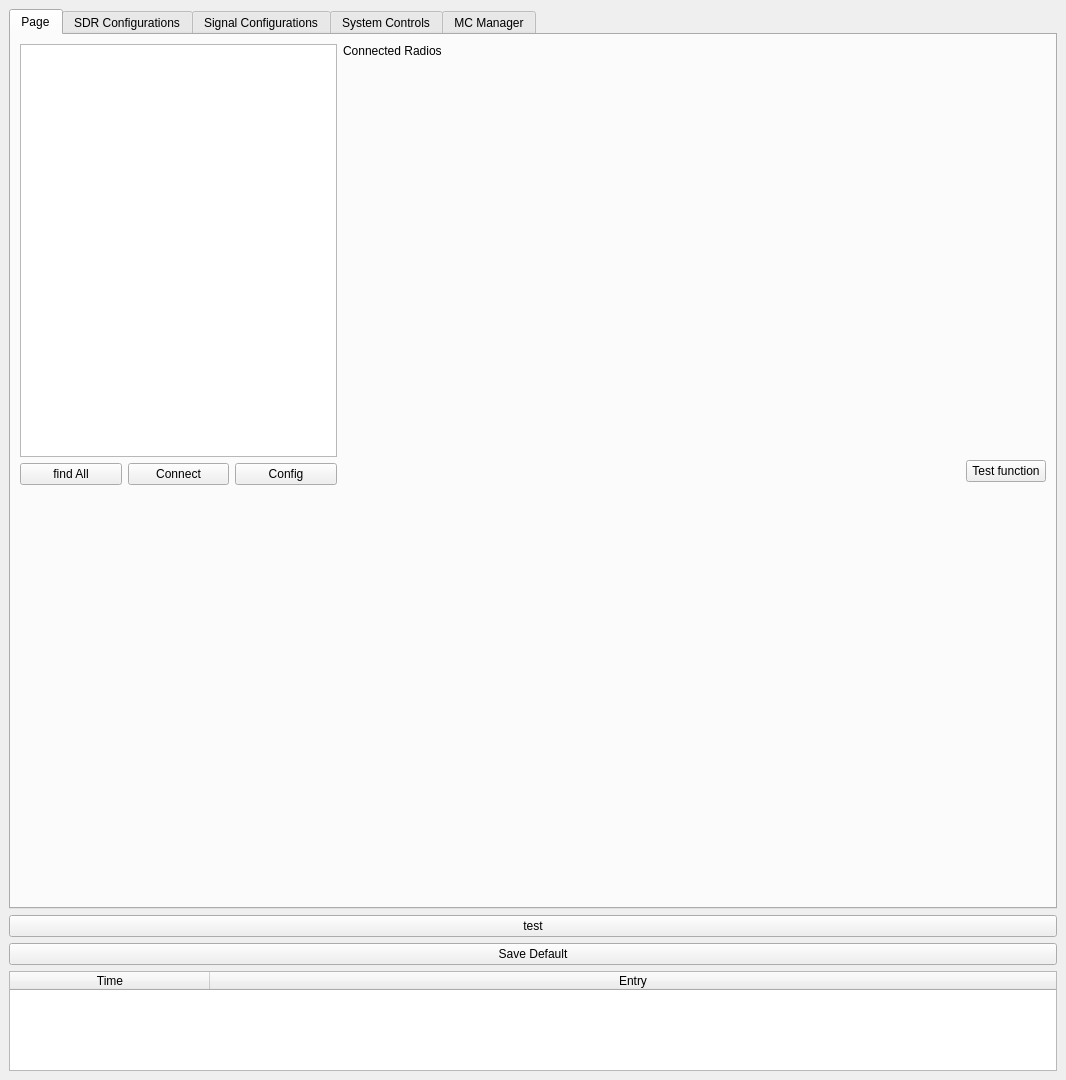
jranstrom/usrp_caa_ui, file caa_project/maingui.ui: the form before one commit.
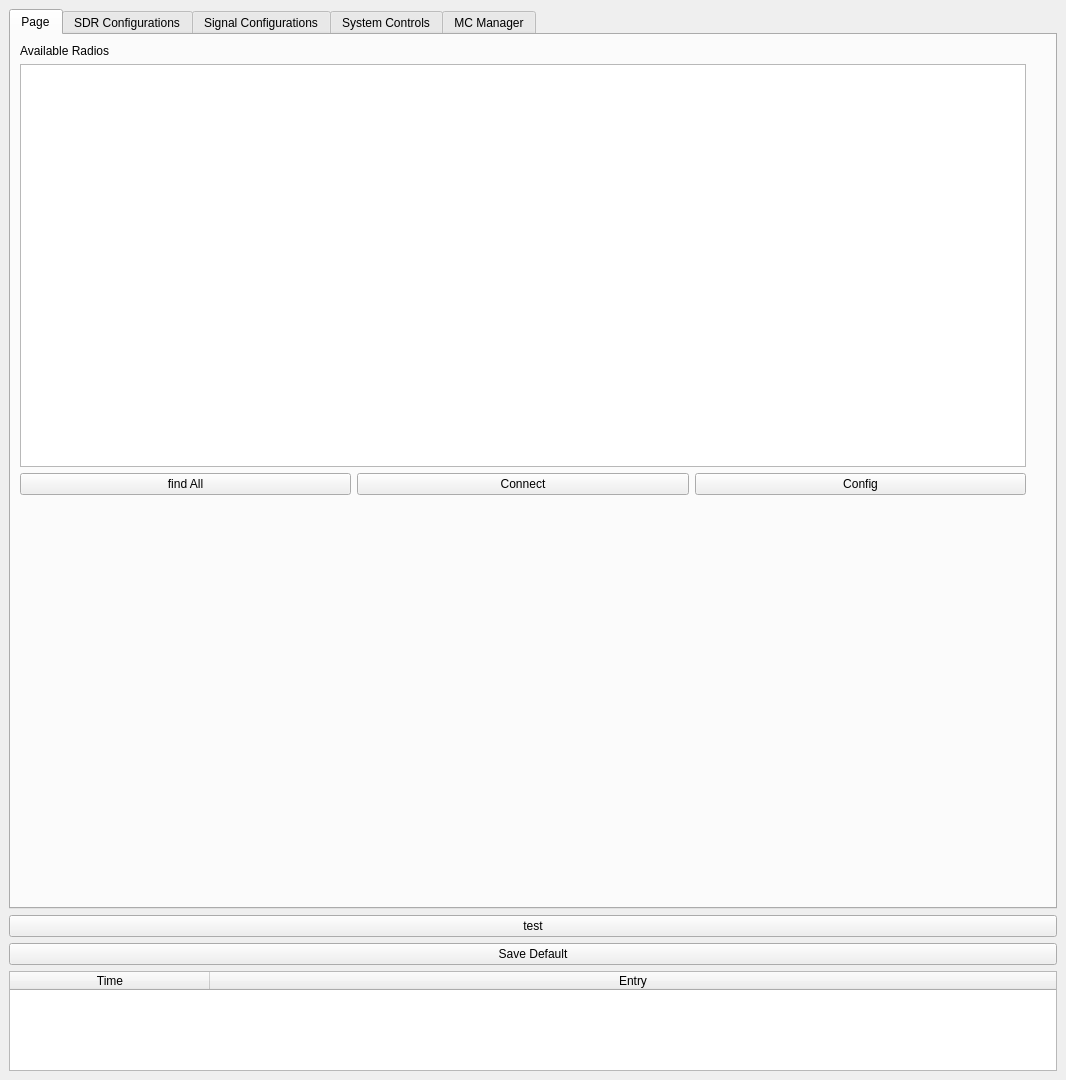
The form after the commit. The open tabs and pages were chosen to show the change. Custom widgets are drawn as their Qt base class.

What changed in the file:
```diff
--- a/caa_project/maingui.ui
+++ b/caa_project/maingui.ui
@@ -60,6 +60,13 @@
        <layout class="QHBoxLayout" name="horizontalLayout_35">
         <item>
          <layout class="QVBoxLayout" name="verticalLayout_21">
+          <item>
+           <widget class="QLabel" name="label_8">
+            <property name="text">
+             <string>Available Radios</string>
+            </property>
+           </widget>
+          </item>
           <item>
            <widget class="QListWidget" name="listWidget_available_radios">
             <property name="selectionMode">
@@ -78,6 +85,9 @@
             </item>
             <item>
              <widget class="QPushButton" name="btn_connect_radio">
+              <property name="enabled">
+               <bool>true</bool>
+              </property>
               <property name="text">
                <string>Connect</string>
               </property>
@@ -110,26 +120,7 @@
         <item>
          <layout class="QVBoxLayout" name="vl_radio_controls">
           <item>
-           <widget class="QLabel" name="label_8">
-            <property name="minimumSize">
-             <size>
-              <width>300</width>
-              <height>0</height>
-             </size>
-            </property>
-            <property name="maximumSize">
-             <size>
-              <width>16777215</width>
-              <height>25</height>
-             </size>
-            </property>
-            <property name="text">
-             <string>Connected Radios</string>
-            </property>
-           </widget>
-          </item>
-          <item>
-           <spacer name="verticalSpacer_7">
+           <spacer name="vspacer_vl_radio_controls">
             <property name="orientation">
              <enum>Qt::Vertical</enum>
             </property>
@@ -143,26 +134,6 @@
           </item>
          </layout>
         </item>
-        <item>
-         <spacer name="horizontalSpacer_22">
-          <property name="orientation">
-           <enum>Qt::Horizontal</enum>
-          </property>
-          <property name="sizeHint" stdset="0">
-           <size>
-            <width>40</width>
-            <height>20</height>
-           </size>
-          </property>
-         </spacer>
-        </item>
-        <item>
-         <widget class="QPushButton" name="btn_debug">
-          <property name="text">
-           <string>Test function</string>
-          </property>
-         </widget>
-        </item>
        </layout>
       </widget>
       <widget class="QWidget" name="tab">
```
Left out of the diff: 2 changed lines with no effect on the pictures.
